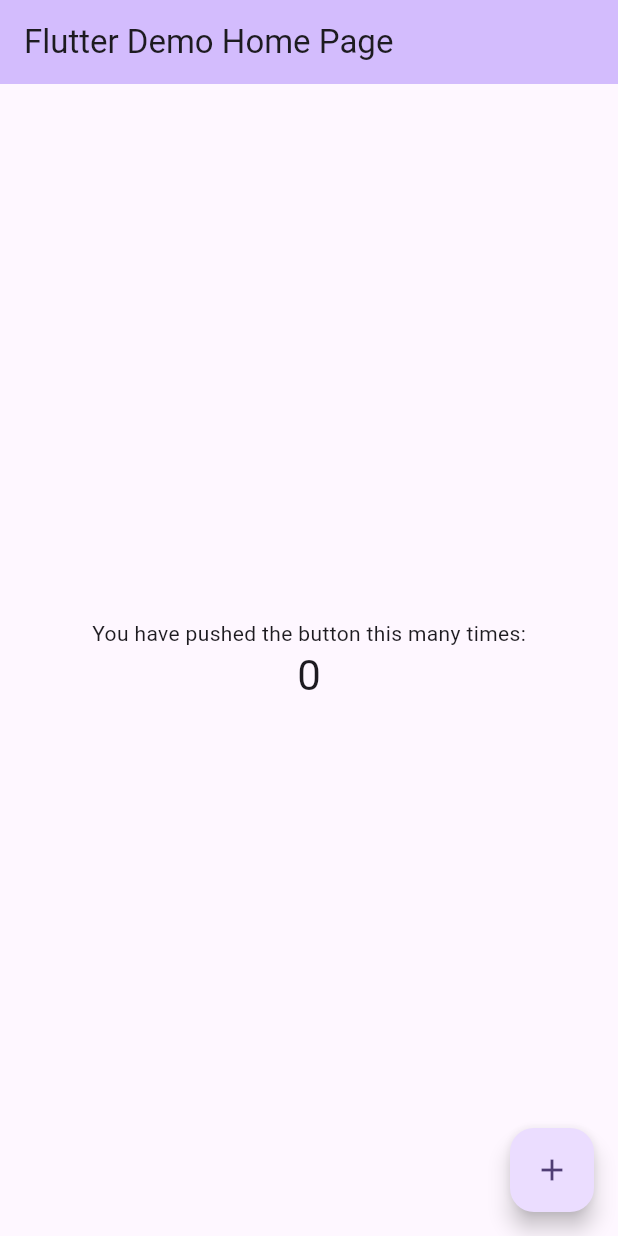
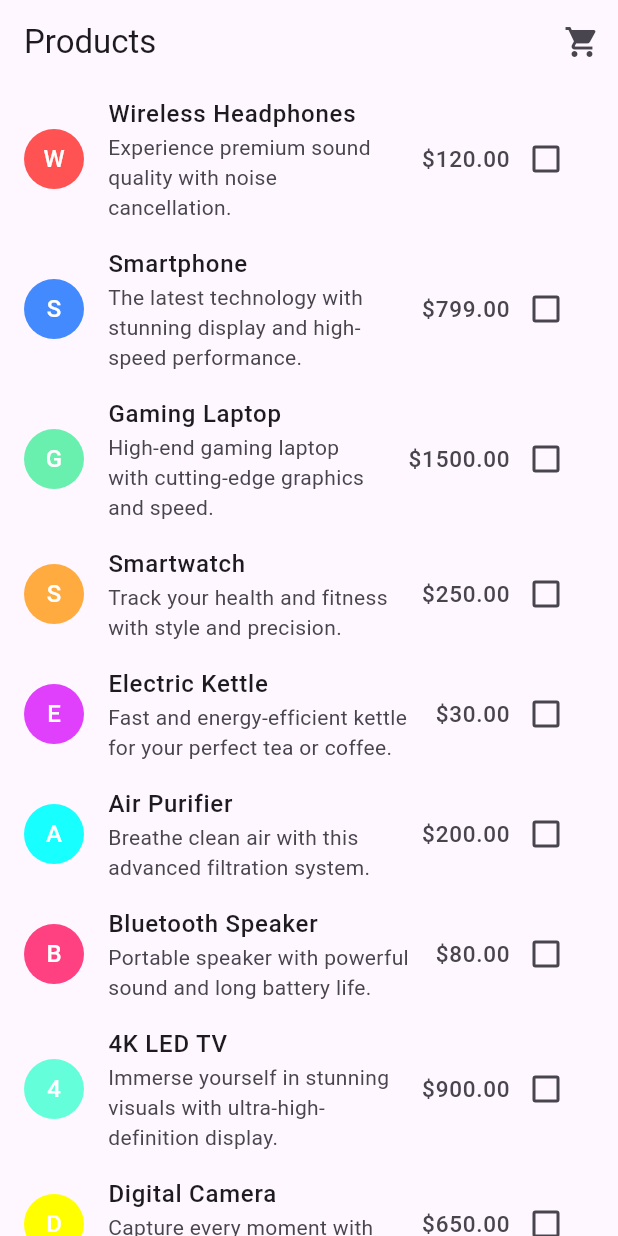
Before and after one commit to amir00462/flutter_state_managment, a Flutter app: the screen it shows after launch, on a phone screen of 412 x 824 dp. Run offline on Flutter 3.47's test engine with Material 3 defaults, Android fonts, the phone set to English and light mode, and no system bars.

Commit message:
base project

```diff
--- /dev/null
+++ b/lib/features/cart/screens/cart_screen.dart
@@ -0,0 +1,36 @@
+// ignore_for_file: prefer_const_constructors_in_immutables, use_key_in_widget_constructors, prefer_const_constructors
+
+import 'package:flutter/material.dart';
+import 'package:flutter_state_managment/features/product/models/product.dart';
+
+class CartScreen extends StatelessWidget {
+  final List<Product> cartItems;
+
+  CartScreen({required this.cartItems});
+
+  @override
+  Widget build(BuildContext context) {
+    return Scaffold(
+      appBar: AppBar(
+        title: Text('Cart'),
+      ),
+      body: cartItems.isEmpty
+          ? Center(child: Text('Your cart is empty'))
+          : ListView.builder(
+              itemCount: cartItems.length,
+              itemBuilder: (context, index) {
+                final product = cartItems[index];
+                return ListTile(
+                  leading: CircleAvatar(
+                    backgroundColor: product.color,
+                    child: Text(product.name[0]),
+                  ),
+                  title: Text(product.name),
+                  subtitle: Text(product.description),
+                  trailing: Text('\$${product.price.toStringAsFixed(2)}'),
+                );
+              },
+            ),
+    );
+  }
+}
--- /dev/null
+++ b/lib/features/product/constants/product_constants.dart
@@ -0,0 +1,65 @@
+import '../models/product.dart';
+import 'package:flutter/material.dart';
+
+final List<Product> productList = [
+  Product(
+    name: 'Wireless Headphones',
+    description: 'Experience premium sound quality with noise cancellation.',
+    price: 120.0,
+    color: Colors.redAccent,
+  ),
+  Product(
+    name: 'Smartphone',
+    description: 'The latest technology with stunning display and high-speed performance.',
+    price: 799.0,
+    color: Colors.blueAccent,
+  ),
+  Product(
+    name: 'Gaming Laptop',
+    description: 'High-end gaming laptop with cutting-edge graphics and speed.',
+    price: 1500.0,
+    color: Colors.greenAccent,
+  ),
+  Product(
+    name: 'Smartwatch',
+    description: 'Track your health and fitness with style and precision.',
+    price: 250.0,
+    color: Colors.orangeAccent,
+  ),
+  Product(
+    name: 'Electric Kettle',
+    description: 'Fast and energy-efficient kettle for your perfect tea or coffee.',
+    price: 30.0,
+    color: Colors.purpleAccent,
+  ),
+  Product(
+    name: 'Air Purifier',
+    description: 'Breathe clean air with this advanced filtration system.',
+    price: 200.0,
+    color: Colors.cyanAccent,
+  ),
+  Product(
+    name: 'Bluetooth Speaker',
+    description: 'Portable speaker with powerful sound and long battery life.',
+    price: 80.0,
+    color: Colors.pinkAccent,
+  ),
+  Product(
+    name: '4K LED TV',
+    description: 'Immerse yourself in stunning visuals with ultra-high-definition display.',
+    price: 900.0,
+    color: Colors.tealAccent,
+  ),
+  Product(
+    name: 'Digital Camera',
+    description: 'Capture every moment with professional-grade clarity.',
+    price: 650.0,
+    color: Colors.yellowAccent,
+  ),
+  Product(
+    name: 'Coffee Maker',
+    description: 'Brew barista-quality coffee in the comfort of your home.',
+    price: 150.0,
+    color: Colors.brown,
+  ),
+];
--- /dev/null
+++ b/lib/features/product/models/product.dart
@@ -0,0 +1,17 @@
+import 'package:flutter/material.dart';
+
+class Product {
+  final String name;
+  final String description;
+  final double price;
+  final Color color;
+  bool isSelected;
+
+  Product({
+    required this.name,
+    required this.description,
+    required this.price,
+    required this.color,
+    this.isSelected = false,
+  });
+}
--- /dev/null
+++ b/lib/features/product/screens/product_list_screen.dart
@@ -0,0 +1,53 @@
+// ignore_for_file: prefer_const_constructors, library_private_types_in_public_api
+
+import 'package:flutter/material.dart';
+import 'package:flutter_state_managment/features/cart/screens/cart_screen.dart';
+import 'package:flutter_state_managment/features/product/constants/product_constants.dart';
+import 'package:flutter_state_managment/widgtets/product_tile.dart';
+
+class ProductListScreen extends StatefulWidget {
+  const ProductListScreen({super.key});
+
+  @override
+  _ProductListScreenState createState() => _ProductListScreenState();
+}
+
+class _ProductListScreenState extends State<ProductListScreen> {
+  @override
+  Widget build(BuildContext context) {
+    return Scaffold(
+      appBar: AppBar(
+        title: Text('Products'),
+        actions: [
+          IconButton(
+            icon: Icon(Icons.shopping_cart),
+            onPressed: () {
+              Navigator.push(
+                context,
+                MaterialPageRoute(
+                  builder: (_) => CartScreen(
+                    cartItems: productList.where((product) => product.isSelected).toList(),
+                  ),
+                ),
+              );
+            },
+          ),
+        ],
+      ),
+      body: ListView.builder(
+        itemCount: productList.length,
+        itemBuilder: (context, index) {
+          final product = productList[index];
+          return ProductTile(
+            product: product,
+            onChanged: (value) {
+              setState(() {
+                product.isSelected = value ?? false;
+              });
+            },
+          );
+        },
+      ),
+    );
+  }
+}
--- a/lib/main.dart
+++ b/lib/main.dart
@@ -1,125 +1,20 @@
+// ignore_for_file: prefer_const_constructors
+
 import 'package:flutter/material.dart';
+import 'package:flutter_state_managment/features/product/screens/product_list_screen.dart';
 
 void main() {
-  runApp(const MyApp());
+  runApp(MyApp());
 }
 
 class MyApp extends StatelessWidget {
   const MyApp({super.key});
 
-  // This widget is the root of your application.
   @override
   Widget build(BuildContext context) {
     return MaterialApp(
-      title: 'Flutter Demo',
-      theme: ThemeData(
-        // This is the theme of your application.
-        //
-        // TRY THIS: Try running your application with "flutter run". You'll see
-        // the application has a purple toolbar. Then, without quitting the app,
-        // try changing the seedColor in the colorScheme below to Colors.green
-        // and then invoke "hot reload" (save your changes or press the "hot
-        // reload" button in a Flutter-supported IDE, or press "r" if you used
-        // the command line to start the app).
-        //
-        // Notice that the counter didn't reset back to zero; the application
-        // state is not lost during the reload. To reset the state, use hot
-        // restart instead.
-        //
-        // This works for code too, not just values: Most code changes can be
-        // tested with just a hot reload.
-        colorScheme: ColorScheme.fromSeed(seedColor: Colors.deepPurple),
-        useMaterial3: true,
-      ),
-      home: const MyHomePage(title: 'Flutter Demo Home Page'),
+      debugShowCheckedModeBanner: false,
+      home: ProductListScreen(),
     );
   }
 }
-
-class MyHomePage extends StatefulWidget {
-  const MyHomePage({super.key, required this.title});
-
-  // This widget is the home page of your application. It is stateful, meaning
-  // that it has a State object (defined below) that contains fields that affect
-  // how it looks.
-
-  // This class is the configuration for the state. It holds the values (in this
-  // case the title) provided by the parent (in this case the App widget) and
-  // used by the build method of the State. Fields in a Widget subclass are
-  // always marked "final".
-
-  final String title;
-
-  @override
-  State<MyHomePage> createState() => _MyHomePageState();
-}
-
-class _MyHomePageState extends State<MyHomePage> {
-  int _counter = 0;
-
-  void _incrementCounter() {
-    setState(() {
-      // This call to setState tells the Flutter framework that something has
-      // changed in this State, which causes it to rerun the build method below
-      // so that the display can reflect the updated values. If we changed
-      // _counter without calling setState(), then the build method would not be
-      // called again, and so nothing would appear to happen.
-      _counter++;
-    });
-  }
-
-  @override
-  Widget build(BuildContext context) {
-    // This method is rerun every time setState is called, for instance as done
-    // by the _incrementCounter method above.
-    //
-    // The Flutter framework has been optimized to make rerunning build methods
-    // fast, so that you can just rebuild anything that needs updating rather
-    // than having to individually change instances of widgets.
-    return Scaffold(
-      appBar: AppBar(
-        // TRY THIS: Try changing the color here to a specific color (to
-        // Colors.amber, perhaps?) and trigger a hot reload to see the AppBar
-        // change color while the other colors stay the same.
-        backgroundColor: Theme.of(context).colorScheme.inversePrimary,
-        // Here we take the value from the MyHomePage object that was created by
-        // the App.build method, and use it to set our appbar title.
-        title: Text(widget.title),
-      ),
-      body: Center(
-        // Center is a layout widget. It takes a single child and positions it
-        // in the middle of the parent.
-        child: Column(
-          // Column is also a layout widget. It takes a list of children and
-          // arranges them vertically. By default, it sizes itself to fit its
-          // children horizontally, and tries to be as tall as its parent.
-          //
-          // Column has various properties to control how it sizes itself and
-          // how it positions its children. Here we use mainAxisAlignment to
-          // center the children vertically; the main axis here is the vertical
-          // axis because Columns are vertical (the cross axis would be
-          // horizontal).
-          //
-          // TRY THIS: Invoke "debug painting" (choose the "Toggle Debug Paint"
-          // action in the IDE, or press "p" in the console), to see the
-          // wireframe for each widget.
-          mainAxisAlignment: MainAxisAlignment.center,
-          children: <Widget>[
-            const Text(
-              'You have pushed the button this many times:',
-            ),
-            Text(
-              '$_counter',
-              style: Theme.of(context).textTheme.headlineMedium,
-            ),
-          ],
-        ),
-      ),
-      floatingActionButton: FloatingActionButton(
-        onPressed: _incrementCounter,
-        tooltip: 'Increment',
-        child: const Icon(Icons.add),
-      ), // This trailing comma makes auto-formatting nicer for build methods.
-    );
-  }
-}
--- /dev/null
+++ b/lib/widgtets/product_tile.dart
@@ -0,0 +1,51 @@
+// ignore_for_file: prefer_const_constructors
+
+import 'package:flutter/material.dart';
+import 'package:flutter_state_managment/features/product/models/product.dart';
+
+class ProductTile extends StatelessWidget {
+  final Product product;
+  final ValueChanged<bool?> onChanged;
+
+  const ProductTile({
+    super.key,
+    required this.product,
+    required this.onChanged,
+  });
+
+  @override
+  Widget build(BuildContext context) {
+    return InkWell(
+      onTap: () {
+        onChanged(!product.isSelected);
+      },
+      child: ListTile(
+        leading: CircleAvatar(
+          backgroundColor: product.color,
+          child: Text(
+            product.name[0],
+            style: TextStyle(color: Colors.white),
+          ),
+        ),
+        title: Text(
+          product.name,
+          style: TextStyle(fontWeight: FontWeight.w500),
+        ),
+        subtitle: Text(product.description),
+        trailing: Row(
+          mainAxisSize: MainAxisSize.min,
+          children: [
+            Text(
+              '\$${product.price.toStringAsFixed(2)}',
+              style: TextStyle(fontSize: 15),
+            ),
+            Checkbox(
+              value: product.isSelected,
+              onChanged: onChanged,
+            ),
+          ],
+        ),
+      ),
+    );
+  }
+}
```
